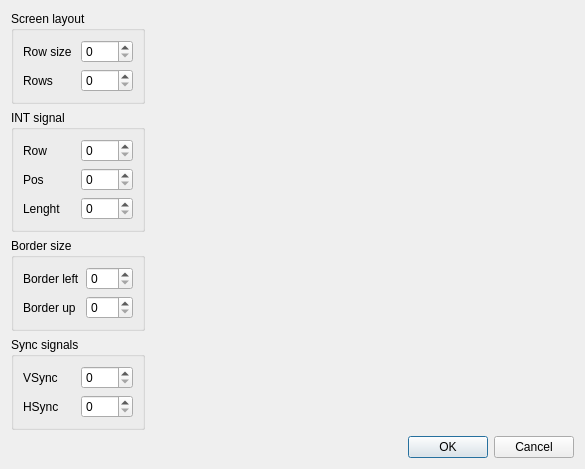
This is ui/layedit.ui in samstyle/Xpeccy as Qt 5 draws it before an edit. The edited form follows.
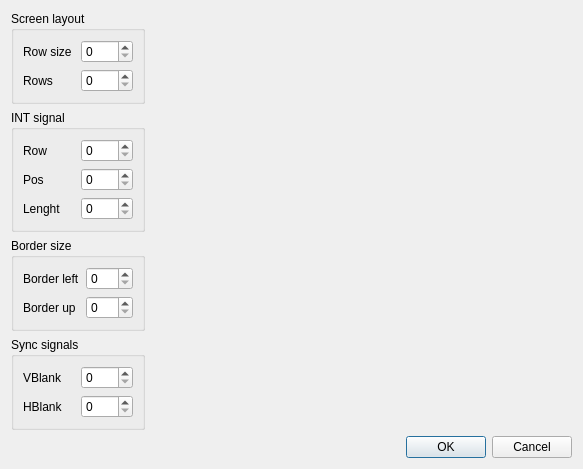
This is the edited form. Icons and pictures are not drawn.

Patch:
```diff
--- a/ui/layedit.ui
+++ b/ui/layedit.ui
@@ -6,7 +6,7 @@
    <rect>
     <x>0</x>
     <y>0</y>
-    <width>585</width>
+    <width>583</width>
     <height>401</height>
    </rect>
   </property>
@@ -175,14 +175,14 @@
           <item row="1" column="0">
            <widget class="QLabel" name="label_9">
             <property name="text">
-             <string>HSync</string>
+             <string>HBlank</string>
             </property>
            </widget>
           </item>
           <item row="0" column="0">
            <widget class="QLabel" name="label_8">
             <property name="text">
-             <string>VSync</string>
+             <string>VBlank</string>
             </property>
            </widget>
           </item>
```
